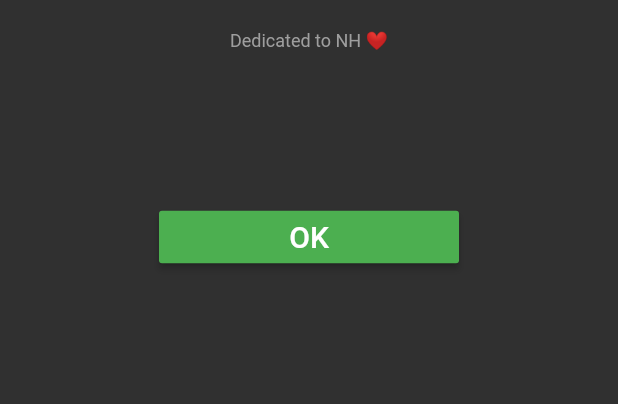
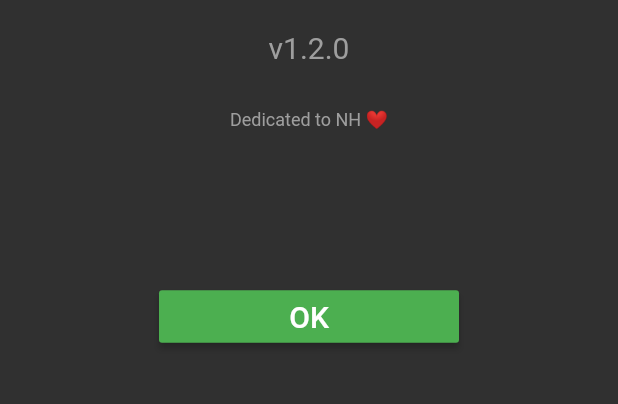
Before and after one commit to jomsolat/mobile-app, a Flutter app: the About screen opened directly, on a phone screen of 412 x 824 dp, the part 313-717 px from its top. Run offline on Flutter 3.47's test engine with Material 2 defaults, Android fonts, the phone set to English and light mode, and no system bars; our stand-ins replace flutter_spinkit, package_info, shared_preferences; accounts and stored records are empty; network calls fail.

Commit message:
add shared pref for data persistence & display ver in about screen

```diff
--- a/lib/screens/about.dart
+++ b/lib/screens/about.dart
@@ -1,6 +1,7 @@
 import 'package:flutter/cupertino.dart';
 import 'package:flutter/material.dart';
 import 'package:url_launcher/url_launcher.dart';
+import 'package:package_info/package_info.dart';
 
 class About extends StatefulWidget {
   const About({Key? key}) : super(key: key);
@@ -10,6 +11,26 @@ class About extends StatefulWidget {
 }
 
 class _AboutState extends State<About> {
+  PackageInfo _packageInfo = PackageInfo(
+    appName: 'Unknown',
+    packageName: 'Unknown',
+    version: 'Unknown',
+    buildNumber: 'Unknown',
+  );
+
+  @override
+  void initState() {
+    super.initState();
+    _initPackageInfo();
+  }
+
+  Future<void> _initPackageInfo() async {
+    final PackageInfo info = await PackageInfo.fromPlatform();
+    setState(() {
+      _packageInfo = info;
+    });
+  }
+
   @override
   Widget build(BuildContext context) {
     return Scaffold(
@@ -41,6 +62,16 @@ class _AboutState extends State<About> {
                 height: 20.0,
               ),
               Text(
+                'v' + _packageInfo.version,
+                style: TextStyle(
+                  color: Colors.grey.shade500,
+                  fontSize: 20.0,
+                ),
+              ),
+              SizedBox(
+                height: 30.0,
+              ),
+              Text(
                 'Dedicated to NH ❤',
                 style: TextStyle(
                   color: Colors.grey.shade500,
--- a/pubspec.yaml
+++ b/pubspec.yaml
@@ -15,7 +15,7 @@ publish_to: 'none' # Remove this line if you wish to publish to pub.dev
 # In iOS, build-name is used as CFBundleShortVersionString while build-number used as CFBundleVersion.
 # Read more about iOS versioning at
 # https://developer.apple.com/library/archive/documentation/General/Reference/InfoPlistKeyReference/Articles/CoreFoundationKeys.html
-version: 1.1.0+5
+version: 1.2.0+6
 
 environment:
   sdk: ">=2.12.0 <3.0.0"
@@ -34,6 +34,7 @@ dependencies:
   shared_preferences: ^2.0.6
   url_launcher: ^6.0.9
   flutter_spinkit: ^5.0.0
+  package_info: ^2.0.2
 
 dev_dependencies:
   flutter_test:
```
Also changed, not shown: lib/main.dart (+6 -1 lines), lib/screens/change_zone.dart (+8 -1 lines), lib/screens/solat_board.dart (+3 -4 lines), lib/utils/user_simple_preferences.dart (added, +14 -0 lines), pubspec.lock.
